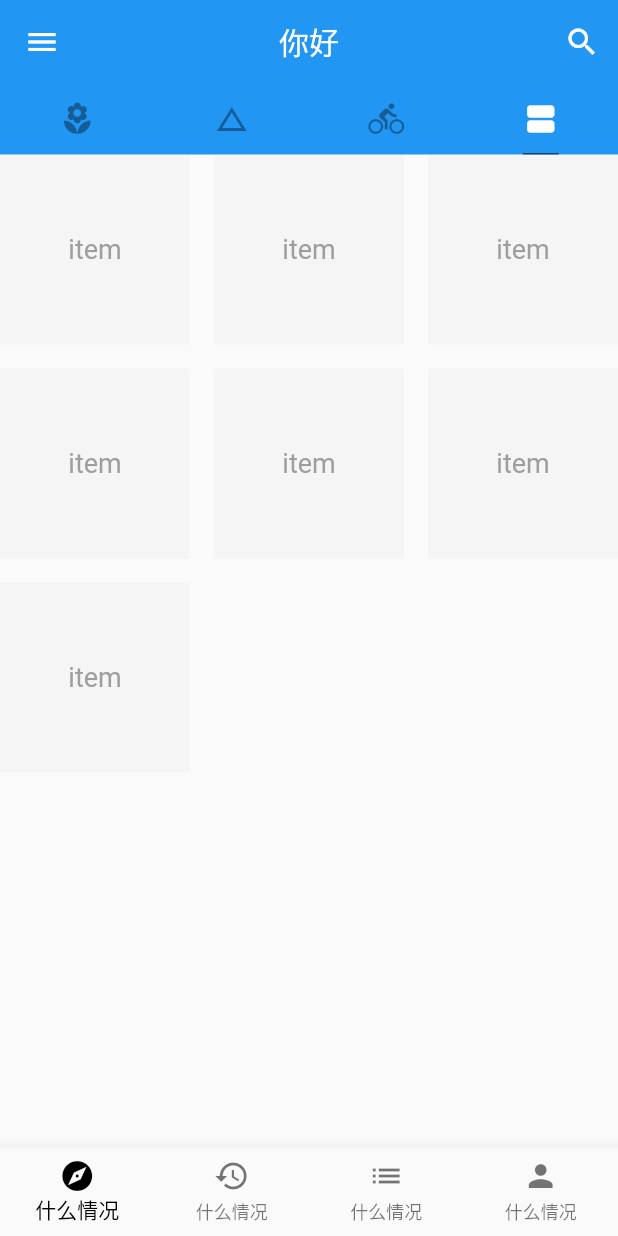
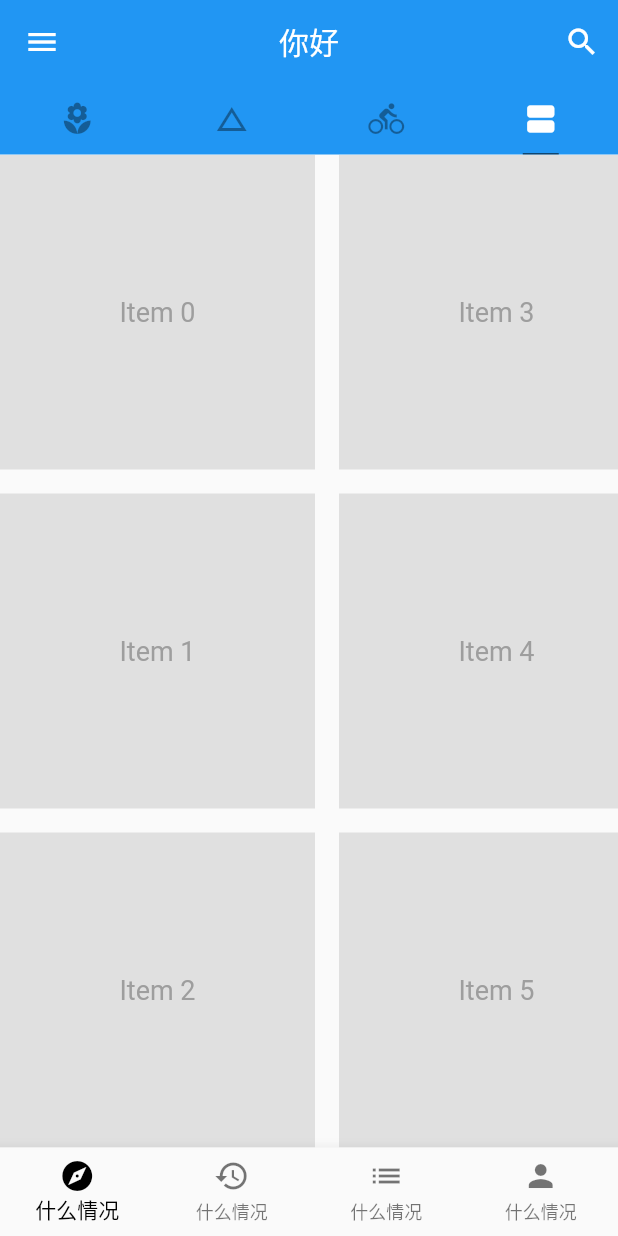
Before and after one commit to YuDongZhang/flutter_app_learn, a Flutter app: the Home screen opened directly, tab 4 chosen, on a phone screen of 412 x 824 dp. Run offline on Flutter 3.47's test engine with Material 2 defaults, Android fonts, the phone set to English and light mode, and no system bars; network calls fail.

Commit message:
网格视图间距 , 和滚动的方式

```diff
--- a/lib/20-宁浩教程练习/demo/view_demo.dart
+++ b/lib/20-宁浩教程练习/demo/view_demo.dart
@@ -9,70 +9,26 @@ class ViewDemo extends StatelessWidget {
 }
 
 class GridViewCountDemo extends StatelessWidget {
+
+  List<Widget> _buildTiles(int length) {
+    return List.generate(length, (int index) {
+      return Container(
+        color: Colors.grey[300],
+        alignment: Alignment(0.0, 0.0),
+        child: Text('Item $index',
+            style: TextStyle(fontSize: 18.0, color: Colors.grey)),
+      );
+    });
+  }
   @override
   Widget build(BuildContext context) {
     return GridView.count(
       crossAxisCount: 3,
+      scrollDirection: Axis.horizontal,//水平滚动
       crossAxisSpacing: 16.0,//间隔
       mainAxisSpacing: 16.0,//竖向的间隔
-      children: [
-        Container(
-          color: Colors.grey[100],
-          alignment: Alignment(0.0, 0.0),
-          child: Text(
-            'item',
-            style: TextStyle(fontSize: 18.0, color: Colors.grey),
-          ),
-        ),
-        Container(
-          color: Colors.grey[100],
-          alignment: Alignment(0.0, 0.0),
-          child: Text(
-            'item',
-            style: TextStyle(fontSize: 18.0, color: Colors.grey),
-          ),
-        ),
-        Container(
-          color: Colors.grey[100],
-          alignment: Alignment(0.0, 0.0),
-          child: Text(
-            'item',
-            style: TextStyle(fontSize: 18.0, color: Colors.grey),
-          ),
-        ),
-        Container(
-          color: Colors.grey[100],
-          alignment: Alignment(0.0, 0.0),
-          child: Text(
-            'item',
-            style: TextStyle(fontSize: 18.0, color: Colors.grey),
-          ),
-        ),
-        Container(
-          color: Colors.grey[100],
-          alignment: Alignment(0.0, 0.0),
-          child: Text(
-            'item',
-            style: TextStyle(fontSize: 18.0, color: Colors.grey),
-          ),
-        ),
-        Container(
-          color: Colors.grey[100],
-          alignment: Alignment(0.0, 0.0),
-          child: Text(
-            'item',
-            style: TextStyle(fontSize: 18.0, color: Colors.grey),
-          ),
-        ),
-        Container(
-          color: Colors.grey[100],
-          alignment: Alignment(0.0, 0.0),
-          child: Text(
-            'item',
-            style: TextStyle(fontSize: 18.0, color: Colors.grey),
-          ),
-        ),
-      ],
+      children: _buildTiles(100),
+
     );
   }
 }
```
